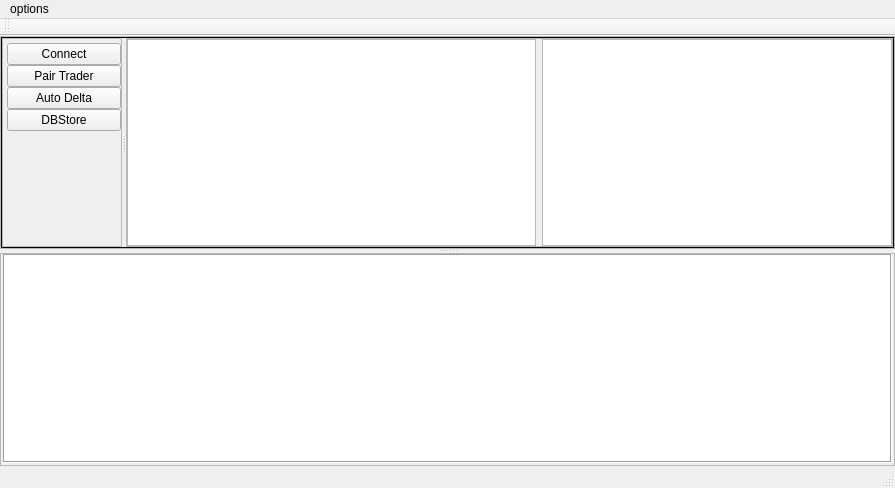
CloseToAlgoTrading/IbTradeQtDev, file IbTradeQt/MainSystem/ibtradesystem.ui: the form before one commit.
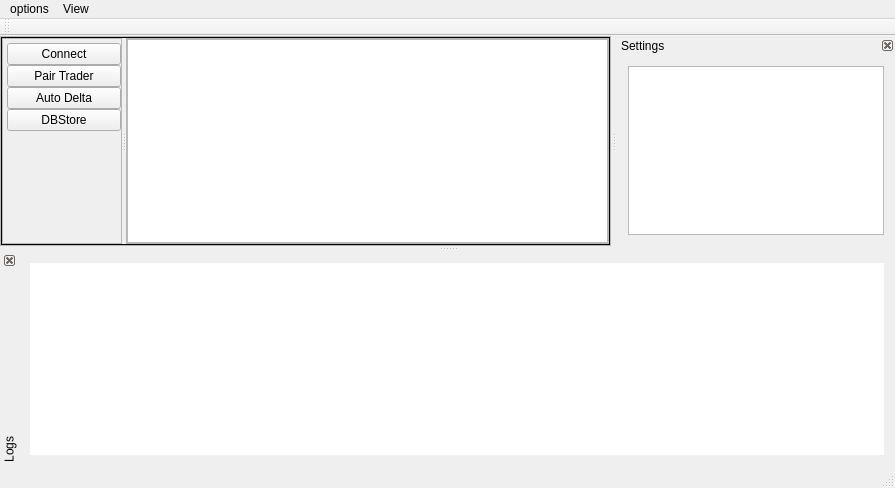
The form after the commit.

Commit message: Added TreeView Model - in progress

Diff of the .ui file:
```diff
--- a/IbTradeQt/MainSystem/ibtradesystem.ui
+++ b/IbTradeQt/MainSystem/ibtradesystem.ui
@@ -187,32 +187,7 @@
             <item>
              <layout class="QHBoxLayout" name="horizontalLayout_2">
               <item>
-               <widget class="QTableView" name="tableView"/>
-              </item>
-              <item>
-               <widget class="QTableView" name="tableViewSettings">
-                <property name="minimumSize">
-                 <size>
-                  <width>0</width>
-                  <height>0</height>
-                 </size>
-                </property>
-                <property name="maximumSize">
-                 <size>
-                  <width>350</width>
-                  <height>16777215</height>
-                 </size>
-                </property>
-                <property name="selectionMode">
-                 <enum>QAbstractItemView::SingleSelection</enum>
-                </property>
-                <property name="selectionBehavior">
-                 <enum>QAbstractItemView::SelectRows</enum>
-                </property>
-                <attribute name="verticalHeaderVisible">
-                 <bool>false</bool>
-                </attribute>
-               </widget>
+               <widget class="QTreeView" name="test_treeView"/>
               </item>
              </layout>
             </item>
@@ -222,53 +197,6 @@
         </item>
        </layout>
       </widget>
-      <widget class="QFrame" name="frameTextLog">
-       <property name="minimumSize">
-        <size>
-         <width>10</width>
-         <height>20</height>
-        </size>
-       </property>
-       <property name="baseSize">
-        <size>
-         <width>0</width>
-         <height>100</height>
-        </size>
-       </property>
-       <property name="layoutDirection">
-        <enum>Qt::LeftToRight</enum>
-       </property>
-       <property name="frameShape">
-        <enum>QFrame::StyledPanel</enum>
-       </property>
-       <property name="frameShadow">
-        <enum>QFrame::Raised</enum>
-       </property>
-       <layout class="QGridLayout" name="gridLayout">
-        <property name="sizeConstraint">
-         <enum>QLayout::SetDefaultConstraint</enum>
-        </property>
-        <property name="leftMargin">
-         <number>2</number>
-        </property>
-        <property name="topMargin">
-         <number>0</number>
-        </property>
-        <property name="rightMargin">
-         <number>2</number>
-        </property>
-        <property name="bottomMargin">
-         <number>2</number>
-        </property>
-        <item row="1" column="0">
-         <widget class="QTextEdit" name="textEdit">
-          <property name="frameShape">
-           <enum>QFrame::Box</enum>
-          </property>
-         </widget>
-        </item>
-       </layout>
-      </widget>
      </widget>
     </item>
    </layout>
@@ -279,7 +207,7 @@
      <x>0</x>
      <y>0</y>
      <width>895</width>
-     <height>17</height>
+     <height>20</height>
     </rect>
    </property>
    <widget class="QMenu" name="menuclear_log">
@@ -288,7 +216,15 @@
     </property>
     <addaction name="actionClear_Log"/>
    </widget>
+   <widget class="QMenu" name="menuView">
+    <property name="title">
+     <string>View</string>
+    </property>
+    <addaction name="actionShow_Log"/>
+    <addaction name="actionSetting"/>
+   </widget>
    <addaction name="menuclear_log"/>
+   <addaction name="menuView"/>
   </widget>
   <widget class="QToolBar" name="mainToolBar">
    <attribute name="toolBarArea">
@@ -299,6 +235,87 @@
    </attribute>
   </widget>
   <widget class="QStatusBar" name="statusBar"/>
+  <widget class="QDockWidget" name="dockWidget_Logging">
+   <property name="minimumSize">
+    <size>
+     <width>289</width>
+     <height>208</height>
+    </size>
+   </property>
+   <property name="layoutDirection">
+    <enum>Qt::LeftToRight</enum>
+   </property>
+   <property name="features">
+    <set>QDockWidget::DockWidgetClosable|QDockWidget::DockWidgetVerticalTitleBar</set>
+   </property>
+   <property name="allowedAreas">
+    <set>Qt::BottomDockWidgetArea</set>
+   </property>
+   <property name="windowTitle">
+    <string>Logs</string>
+   </property>
+   <attribute name="dockWidgetArea">
+    <number>8</number>
+   </attribute>
+   <widget class="QWidget" name="dockWidgetContents_2">
+    <layout class="QGridLayout" name="gridLayout">
+     <item row="0" column="0">
+      <layout class="QHBoxLayout" name="horizontalLayout_3">
+       <item>
+        <widget class="QTextEdit" name="textEdit">
+         <property name="sizePolicy">
+          <sizepolicy hsizetype="MinimumExpanding" vsizetype="MinimumExpanding">
+           <horstretch>0</horstretch>
+           <verstretch>0</verstretch>
+          </sizepolicy>
+         </property>
+         <property name="frameShape">
+          <enum>QFrame::NoFrame</enum>
+         </property>
+         <property name="sizeAdjustPolicy">
+          <enum>QAbstractScrollArea::AdjustIgnored</enum>
+         </property>
+        </widget>
+       </item>
+      </layout>
+     </item>
+    </layout>
+   </widget>
+  </widget>
+  <widget class="QDockWidget" name="dockWidget_Settings">
+   <property name="maximumSize">
+    <size>
+     <width>350</width>
+     <height>524287</height>
+    </size>
+   </property>
+   <property name="features">
+    <set>QDockWidget::DockWidgetClosable|QDockWidget::DockWidgetMovable</set>
+   </property>
+   <property name="allowedAreas">
+    <set>Qt::LeftDockWidgetArea|Qt::RightDockWidgetArea</set>
+   </property>
+   <property name="windowTitle">
+    <string>Settings</string>
+   </property>
+   <attribute name="dockWidgetArea">
+    <number>2</number>
+   </attribute>
+   <widget class="QWidget" name="dockWidgetContents_3">
+    <property name="enabled">
+     <bool>true</bool>
+    </property>
+    <layout class="QGridLayout" name="gridLayout_3">
+     <item row="0" column="0">
+      <layout class="QHBoxLayout" name="horizontalLayout_4">
+       <item>
+        <widget class="QTreeView" name="settingsTreeView"/>
+       </item>
+      </layout>
+     </item>
+    </layout>
+   </widget>
+  </widget>
   <action name="actionClear_Log">
    <property name="checkable">
     <bool>false</bool>
```
Left out of the diff: 22 changed lines with no effect on the pictures. The commit also changes 14 other files.
